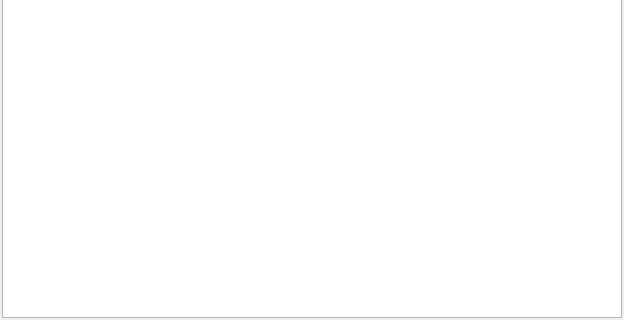
First picture: the form in widget.ui, repository moglerdev/ang_project, before the edit; both pictures show x 0 to 624 and y 280 to 600 of the 624 by 600 pixel window.
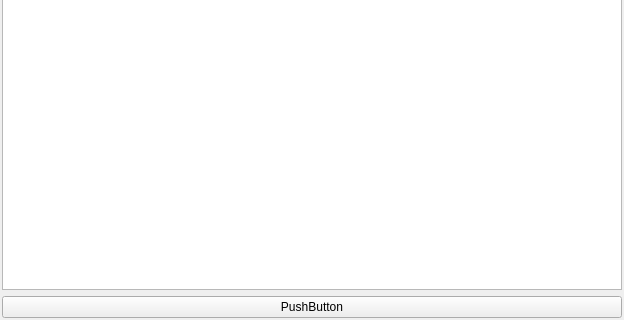
Second picture: the form after the edit.

The edit to the form file:
```diff
--- a/widget.ui
+++ b/widget.ui
@@ -26,6 +26,13 @@
    <property name="bottomMargin">
     <number>2</number>
    </property>
+   <item row="4" column="0">
+    <widget class="QPushButton" name="pushButton">
+     <property name="text">
+      <string>PushButton</string>
+     </property>
+    </widget>
+   </item>
    <item row="3" column="0">
     <widget class="QGraphicsView" name="graphicsView"/>
    </item>
```
